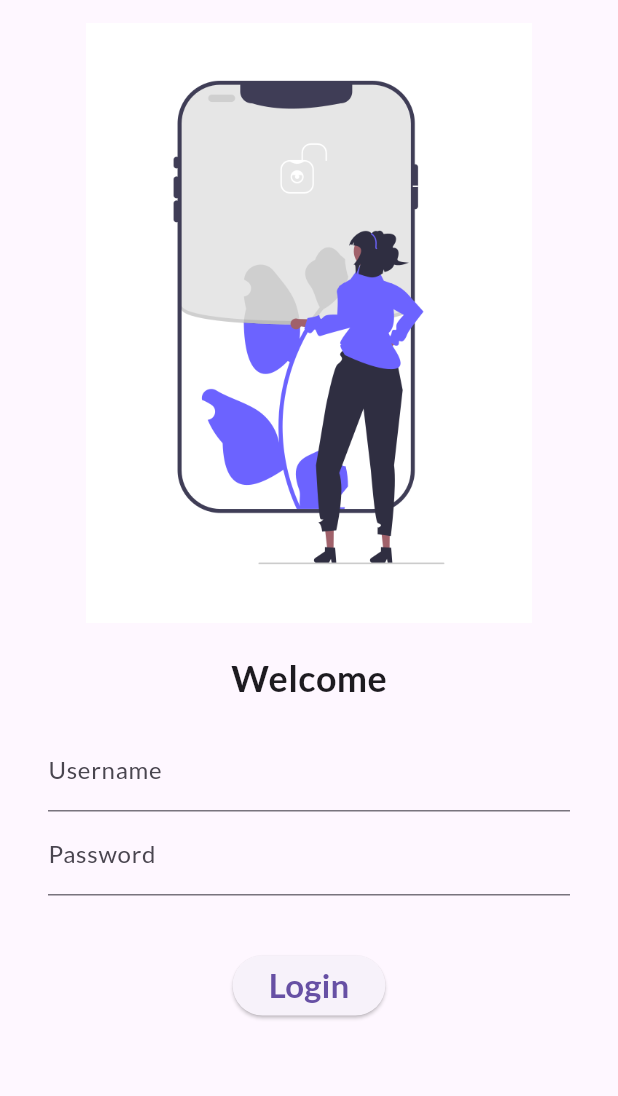
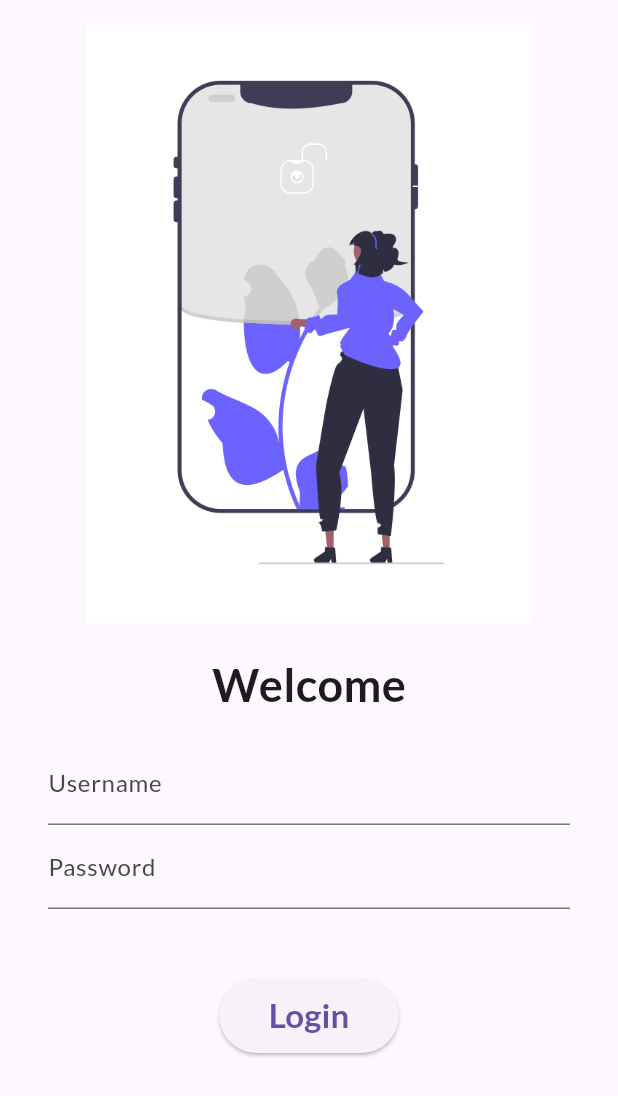
Before and after one commit to satvikcodes/30DaysFlutterCodepur, a Flutter app: the screen it shows after launch, on a phone screen of 412 x 824 dp. Shown: the top 1096 px of the screen. Run offline on Flutter 3.47's test engine with Material 3 defaults, Android fonts, the phone set to English and light mode, and no system bars; our stand-ins replace google_fonts.

Commit message:
day 5 completed

```diff
--- a/lib/main.dart
+++ b/lib/main.dart
@@ -1,6 +1,7 @@
 import 'package:flutter/material.dart';
 import 'package:flutter_basics/pages/home_page.dart';
 import 'package:flutter_basics/pages/login_page.dart';
+import 'package:flutter_basics/util/routes.dart';
 import 'package:google_fonts/google_fonts.dart';
 
 void main() {
@@ -17,8 +18,8 @@ class MyApp extends StatelessWidget {
       debugShowCheckedModeBanner: false,
       routes: {
         "/": (context) => LoginPage(),
-        "/home": (context) => HomePage(),
-        "/login": (context) => LoginPage(),
+        MyRoute.homeRoute: (context) => HomePage(),
+        MyRoute.loginRoute: (context) => LoginPage(),
       },
     );
   }
--- a/lib/pages/login_page.dart
+++ b/lib/pages/login_page.dart
@@ -1,4 +1,5 @@
 import "package:flutter/material.dart";
+import "package:flutter_basics/util/routes.dart";
 
 class LoginPage extends StatelessWidget {
   const LoginPage({super.key});
@@ -27,7 +28,7 @@ class LoginPage extends StatelessWidget {
           " Welcome ",
           style: TextStyle(
             fontWeight: FontWeight.bold,
-            fontSize: 24,
+            fontSize: 30,
           ),
         ),
         Padding(
@@ -55,11 +56,13 @@ class LoginPage extends StatelessWidget {
           ),
         ),
         SizedBox(
-          height: 20,
+          height: 30,
         ),
         ElevatedButton(
-          style: TextButton.styleFrom(),
-          onPressed: () {},
+          style: TextButton.styleFrom(minimumSize: Size(120, 50)),
+          onPressed: () {
+            Navigator.pushNamed(context, MyRoute.homeRoute);
+          },
           child: Text(
             "Login",
             style: TextStyle(
--- /dev/null
+++ b/lib/util/routes.dart
@@ -0,0 +1,4 @@
+class MyRoute {
+  static String loginRoute = "/login";
+  static String homeRoute = "/home";
+}
```
